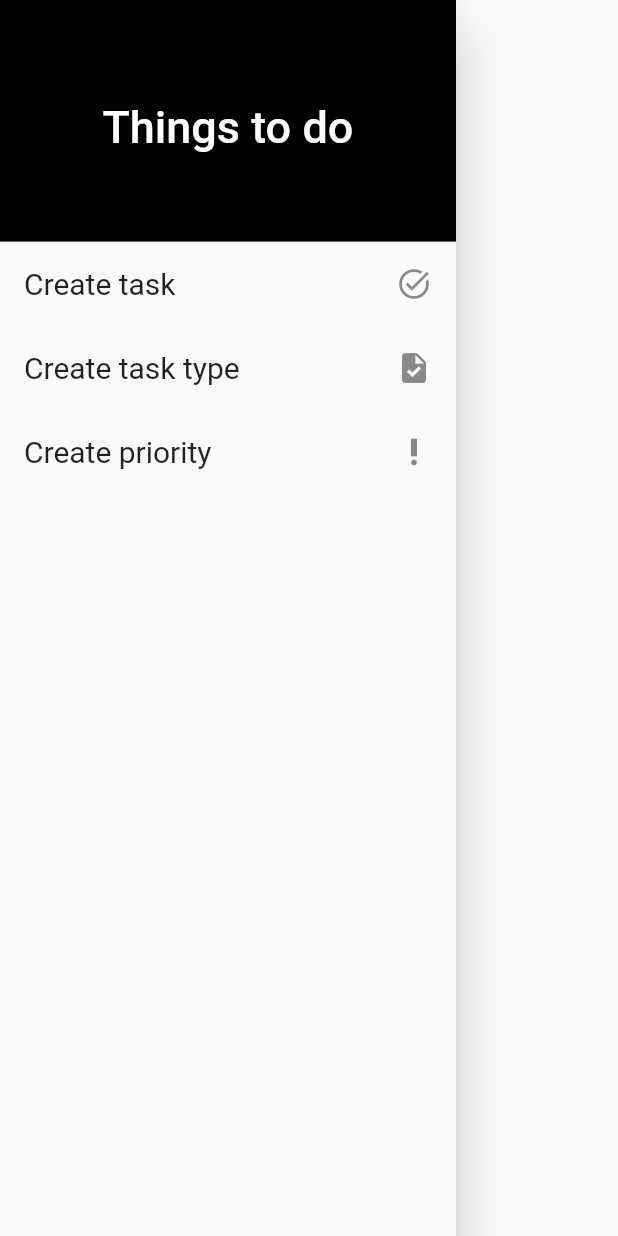
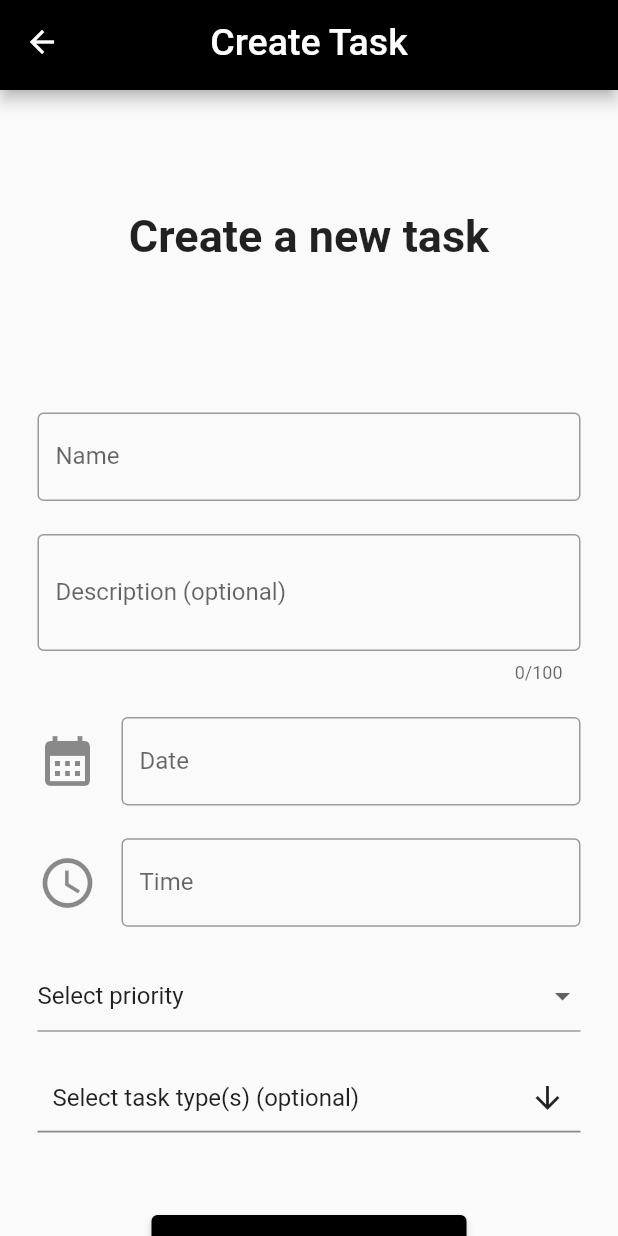
Before and after one commit to WindowsCrashed/TodoAppUni, a Flutter app: the AppDrawer widget shown alone on an empty page, opened directly, after a tap on "Create task", on a phone screen of 412 x 824 dp. Run offline on Flutter 3.47's test engine with Material 2 defaults, Android fonts, the phone set to English and light mode, and no system bars; drawn by our look-alikes of multi_select_flutter; our stand-ins replace flutter_colorpicker; missing offline and left inert: flutter_iconpicker.

Commit message:
Created basic scaffold of create task page

```diff
--- a/lib/main.dart
+++ b/lib/main.dart
@@ -1,4 +1,5 @@
 import 'package:flutter/material.dart';
+import 'package:todo_app_uni/pages/create_task.dart';
 import 'package:todo_app_uni/pages/create_task_priority.dart';
 import 'package:todo_app_uni/pages/create_task_type.dart';
 import 'package:todo_app_uni/pages/home.dart';
@@ -14,6 +15,7 @@ void main() {
       '/home': (context) => const Home(),
       '/create-task-type': (context) => const CreateTaskType(),
       '/create-task-priority': (context) => const CreateTaskPriority(),
+      '/create-task': (context) => const CreateTask()
     },
     debugShowCheckedModeBanner: false,
   ));
--- /dev/null
+++ b/lib/pages/create_task.dart
@@ -0,0 +1,241 @@
+import 'package:flutter/material.dart';
+import 'package:intl/intl.dart';
+import 'package:multi_select_flutter/multi_select_flutter.dart';
+import 'package:todo_app_uni/models/task_priority.dart';
+import 'package:todo_app_uni/models/validation_response.dart';
+import 'package:todo_app_uni/services/task_type_service.dart';
+import 'package:todo_app_uni/widgets/app_appbar.dart';
+import 'package:todo_app_uni/services/task_priority_service.dart';
+import 'package:todo_app_uni/widgets/save_cancel_buttons.dart';
+
+class CreateTask extends StatefulWidget {
+  const CreateTask({Key? key}) : super(key: key);
+
+  @override
+  State<CreateTask> createState() => _CreateTaskState();
+}
+
+class _CreateTaskState extends State<CreateTask> {
+  final _formKey = GlobalKey<FormState>();
+  final _taskPriorityService = TaskPriorityService();
+  final _taskTypeService = TaskTypeService();
+
+  final TextEditingController nameController = TextEditingController();
+  final TextEditingController descriptionController = TextEditingController();
+  final TextEditingController dateController = TextEditingController();
+  final TextEditingController timeController = TextEditingController();
+  final TextEditingController typesController = TextEditingController();
+  final TextEditingController priorityController = TextEditingController();
+
+  DateTime? _date = DateTime.now();
+  TimeOfDay? _time = const TimeOfDay(hour: 0, minute: 0);
+  TaskPriority? _priority;
+
+  void save() {
+    // if (_formKey.currentState!.validate()) {
+    //   FocusScope.of(context).unfocus();
+    //
+    //   Map taskPriority = {
+    //     'priority': priorityController.text,
+    //     'color': _color,
+    //     'icon': _icon
+    //   };
+    //
+    //   ValidationResponse response = _taskPriorityService.addTaskPriority(taskPriority);
+    //   if (response.response) {
+    //     Navigator.pop(context);
+    //   }
+    //   ScaffoldMessenger.of(context).showSnackBar(
+    //       SnackBar(content: Text(response.message), duration: const Duration(seconds: 3),)
+    //   );
+    // }
+  }
+
+  void _pickDate() async {
+    DateTime? date = await showDatePicker(
+        context: context,
+        initialDate: DateTime.now(),
+        firstDate: DateTime.now(),
+        lastDate: DateTime(2101)
+    );
+    _date = date;
+    if (_date != null) {
+      setState(() {
+        dateController.text = DateFormat('MM/dd/yyy').format(_date as DateTime);
+      });
+    }
+  }
+
+  void _pickTime() async {
+    TimeOfDay? time = await showTimePicker(
+        context: context, initialTime: TimeOfDay.now()
+    );
+    _time = time;
+    if (_time != null) {
+      setState(() {
+        timeController.text = _time?.format(context) as String;
+      });
+    }
+  }
+
+  void _pickPriority(priorityName) {
+    TaskPriority? priority = _taskPriorityService.getPriority(priorityName);
+    setState(() {
+      _priority = priority;
+    });
+  }
+
+  @override void dispose() {
+    nameController.dispose();
+    descriptionController.dispose();
+    dateController.dispose();
+    timeController.dispose();
+    typesController.dispose();
+    priorityController.dispose();
+
+    super.dispose();
+  }
+
+  @override
+  Widget build(BuildContext context) {
+    return GestureDetector(
+      onTap: () => FocusScope.of(context).unfocus(),
+      child: Scaffold(
+        appBar: const AppAppBar(title: 'Create Task'),
+        body: SingleChildScrollView(
+          child: Container(
+            margin: const EdgeInsets.symmetric(vertical: 80, horizontal: 25),
+            child: GestureDetector(
+              child: Column(
+                children: [
+                  const Text('Create a new task',
+                    style: TextStyle(
+                        fontSize: 30,
+                        fontWeight: FontWeight.bold
+                    ),
+                  ),
+                  const SizedBox(height: 100),
+                  Form(
+                    key: _formKey,
+                    child: SizedBox(
+                      height: 645,
+                      child: Column(
+                        mainAxisAlignment: MainAxisAlignment.spaceBetween,
+                        children: [
+                          SizedBox(
+                            height: 480,
+                            child: Column(
+                              mainAxisAlignment: MainAxisAlignment.spaceBetween,
+                              children: [
+                                TextFormField(
+                                  controller: nameController,
+                                  decoration: const InputDecoration(
+                                    border: OutlineInputBorder(),
+                                    labelText: 'Name',
+                                  ),
+                                  validator: (value) {
+                                    if (value == null || value.isEmpty) {
+                                      return 'Required field';
+                                    }
+                                    return null;
+                                  },
+                                ),
+                                TextFormField(
+                                  controller: descriptionController,
+                                  minLines: 2,
+                                  maxLines: 2,
+                                  maxLength: 100,
+                                  decoration: const InputDecoration(
+                                    border: OutlineInputBorder(),
+                                    labelText: 'Description (optional)',
+                                  ),
+                                ),
+                                TextFormField(
+                                  controller: dateController,
+                                  readOnly: true,
+                                  decoration: const InputDecoration(
+                                    border: OutlineInputBorder(),
+                                    labelText: 'Date',
+                                    icon: Icon(Icons.calendar_month,
+                                      size: 40,
+                                    ),
+                                  ),
+                                  onTap: _pickDate,
+                                  validator: (value) {
+                                    if (value == null || value.isEmpty) {
+                                      return 'Required field';
+                                    }
+                                    return null;
+                                  },
+                                ),
+                                TextFormField(
+                                  controller: timeController,
+                                  readOnly: true,
+                                  decoration: const InputDecoration(
+                                    border: OutlineInputBorder(),
+                                    labelText: 'Time',
+                                    icon: Icon(Icons.watch_later_outlined,
+                                      size: 40,
+                                    ),
+                                  ),
+                                  onTap: _pickTime,
+                                  validator: (value) {
+                                    if (value == null || value.isEmpty) {
+                                      return 'Required field';
+                                    }
+                                    return null;
+                                  },
+                                ),
+                                DropdownButtonFormField(
+                                    value: _priority == null ? 'Select priority' : _priority?.priority,
+                                    items: [
+                                      const DropdownMenuItem(
+                                        value: 'Select priority',
+                                        child: Text('Select priority')
+                                      ),
+                                      ..._taskPriorityService.getPriorities()
+                                        .map(
+                                            (p) => DropdownMenuItem(
+                                                value: p.priority,
+                                                child: Text(p.priority)
+                                            )
+                                        ).toList()
+                                    ],
+                                    onChanged: _pickPriority,
+                                    isExpanded: true,
+                                    validator: (value) {
+                                      if (value == null || value.isEmpty
+                                          || value == 'Select priority') {
+                                        return 'Required field';
+                                      }
+                                      return null;
+                                    },
+                                ),
+                                MultiSelectDialogField(
+                                  items: _taskTypeService.getTypes().map(
+                                          (t) => MultiSelectItem(t.type, t.type)
+                                        ).toList(),
+                                  onConfirm: (values) { },
+                                  title: const Text('Select task type(s)'),
+                                  buttonText: const Text('Select task type(s) (optional)',
+                                    style: TextStyle(fontSize: 16),
+                                  ),
+                                  dialogHeight: 310,
+                                ),
+                              ],
+                            ),
+                          ),
+                          SaveCancelButtons(onSave: save, context: context,)
+                        ],
+                      ),
+                    ),
+                  ),
+                ],
+              ),
+            ),
+          ),
+        ),
+      ),
+    );
+  }
+}
--- a/lib/pages/create_task_priority.dart
+++ b/lib/pages/create_task_priority.dart
@@ -116,9 +116,9 @@ class _CreateTaskPriorityState extends State<CreateTaskPriority> {
     return GestureDetector(
       onTap: () => FocusScope.of(context).unfocus(),
       child: Scaffold(
-        resizeToAvoidBottomInset: false,
         appBar: const AppAppBar(title: 'Create Task Priority'),
-        body: Container(
+        body: SingleChildScrollView(
+          child: Container(
             margin: const EdgeInsets.symmetric(vertical: 80, horizontal: 25),
             child: GestureDetector(
               child: Column(
@@ -237,6 +237,7 @@ class _CreateTaskPriorityState extends State<CreateTaskPriority> {
             ),
           ),
         ),
+      ),
     );
   }
 }
--- a/lib/pages/create_task_type.dart
+++ b/lib/pages/create_task_type.dart
@@ -40,9 +40,9 @@ class _CreateTaskTypeState extends State<CreateTaskType> {
     return GestureDetector(
       onTap: () => FocusScope.of(context).unfocus(),
       child: Scaffold(
-        resizeToAvoidBottomInset: false,
         appBar: const AppAppBar(title: 'Create Task Type'),
-        body: Container(
+        body: SingleChildScrollView(
+          child: Container(
             margin: const EdgeInsets.symmetric(vertical: 80, horizontal: 25),
             child: GestureDetector(
               child: Column(
@@ -86,6 +86,7 @@ class _CreateTaskTypeState extends State<CreateTaskType> {
             ),
           ),
         ),
+      ),
     );
   }
 }
--- a/lib/services/task_priority_service.dart
+++ b/lib/services/task_priority_service.dart
@@ -24,4 +24,12 @@ class TaskPriorityService {
     }
     return response;
   }
+
+  List<TaskPriority> getPriorities() {
+    return Db.priorities;
+  }
+
+  TaskPriority getPriority(String name) {
+    return Db.priorities.firstWhere((p) => p.priority == name);
+  }
 }
--- a/lib/services/task_type_service.dart
+++ b/lib/services/task_type_service.dart
@@ -20,4 +20,8 @@ class TaskTypeService {
     }
     return response;
   }
+
+  List<TaskType> getTypes() {
+    return Db.types;
+  }
 }
--- a/lib/widgets/app_drawer.dart
+++ b/lib/widgets/app_drawer.dart
@@ -27,21 +27,17 @@ class AppDrawer extends StatelessWidget {
           DrawerListTile(
             title: 'Create task',
             icon: Icons.task_alt,
-            onTap: () {},
+            onTap: () => Navigator.pushNamed(context, '/create-task'),
           ),
           DrawerListTile(
             title: 'Create task type',
             icon: Icons.task,
-            onTap: () {
-              Navigator.pushNamed(context, '/create-task-type');
-            },
+            onTap: () => Navigator.pushNamed(context, '/create-task-type'),
           ),
           DrawerListTile(
             title: 'Create priority',
             icon: Icons.priority_high,
-            onTap: () {
-              Navigator.pushNamed(context, '/create-task-priority');
-            },
+            onTap: () => Navigator.pushNamed(context, '/create-task-priority'),
           )
         ],
       ),
--- a/pubspec.yaml
+++ b/pubspec.yaml
@@ -33,6 +33,7 @@ dependencies:
   intl: ^0.18.1
   flutter_iconpicker: ^3.2.2
   flutter_colorpicker: ^1.0.3
+  multi_select_flutter: ^4.1.3
 
 
   # The following adds the Cupertino Icons font to your application.
```
Also changed, not shown: pubspec.lock. Lines whose indentation alone changed are shown as unchanged.
